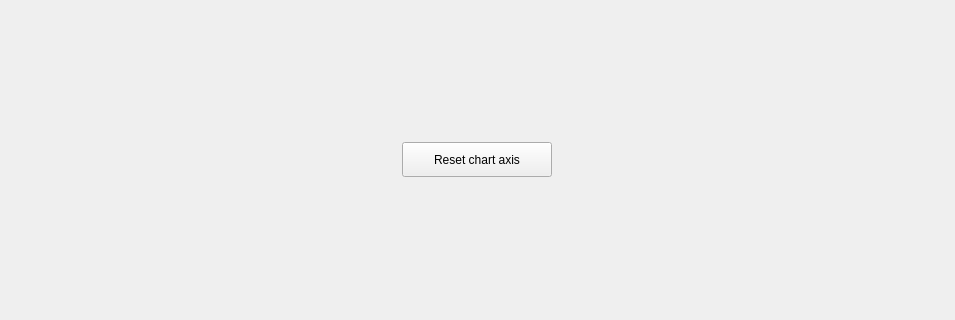
Qt form Qt_files/wind_tunnel_config_view.ui (nirow1/Lisbon_wind_tunnel) before a commit; both pictures show x 0 to 955 and y 199 to 519 of the 955 by 673 pixel window.
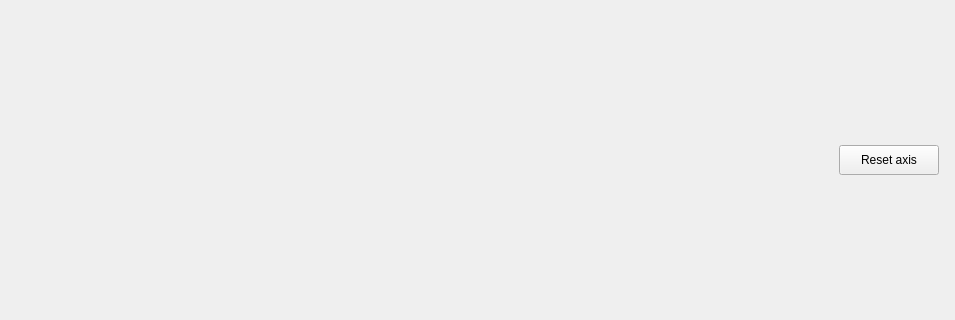
The same form after that commit. The open tabs and pages were chosen to show the change.

```diff
--- a/Qt_files/wind_tunnel_config_view.ui
+++ b/Qt_files/wind_tunnel_config_view.ui
@@ -180,13 +180,13 @@
                <property name="minimumSize">
                 <size>
                  <width>0</width>
-                 <height>40</height>
+                 <height>35</height>
                 </size>
                </property>
                <property name="maximumSize">
                 <size>
                  <width>16777215</width>
-                 <height>40</height>
+                 <height>35</height>
                 </size>
                </property>
                <layout class="QHBoxLayout" name="horizontalLayout_2">
@@ -202,16 +202,19 @@
                 <property name="bottomMargin">
                  <number>0</number>
                 </property>
+                <item>
+                 <widget class="QWidget" name="widget_3" native="true"/>
+                </item>
                 <item>
                  <widget class="QPushButton" name="restart_chart_btn">
                   <property name="maximumSize">
                    <size>
-                    <width>150</width>
-                    <height>35</height>
+                    <width>100</width>
+                    <height>30</height>
                    </size>
                   </property>
                   <property name="text">
-                   <string>Reset chart axis</string>
+                   <string>Reset axis</string>
                   </property>
                  </widget>
                 </item>
```
Left out of the diff: 8 changed lines with no effect on the pictures.
